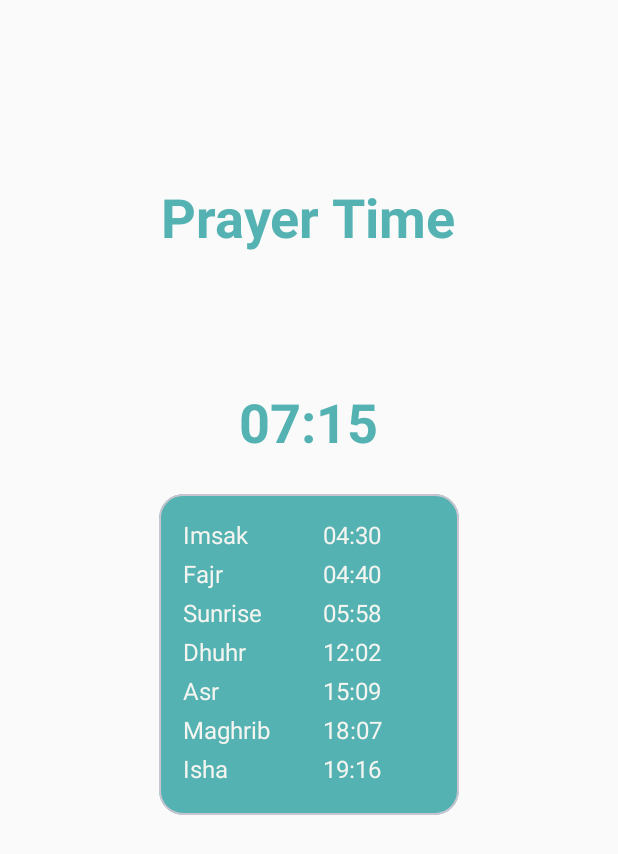
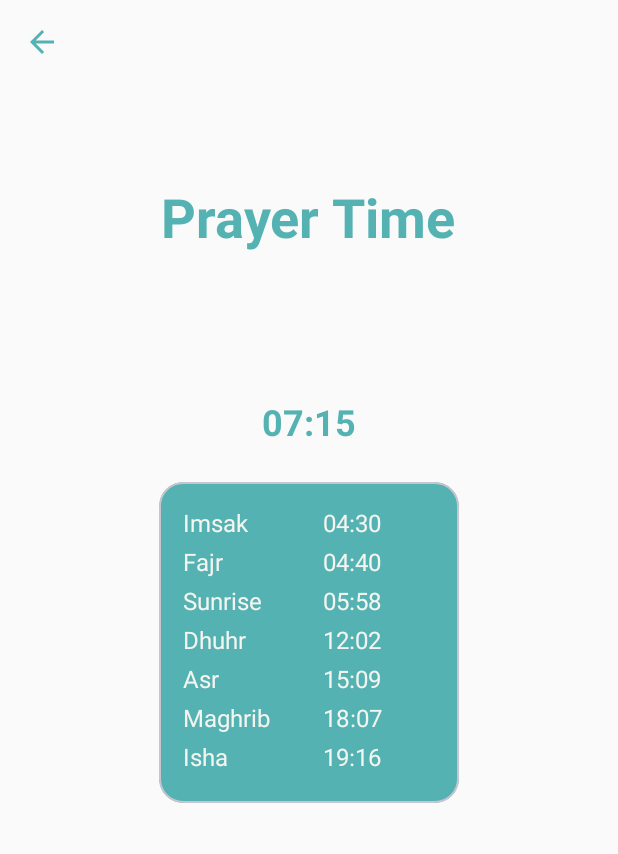
Before and after one commit to hightechif/android-moeslim-buddy, an Android app: the PrayerTimeActivity screen opened directly, with no data from a screen before it, on a phone screen of 412 x 824 dp. Shown: the top 854 px of the screen. Run offline under Robolectric (Android 15) with nearby library versions, the phone set to English and light mode, and no system bars.

Commit message:
FEAT: Setup back navigation

```diff
--- a/app/src/main/java/com/oppo/moeslimbuddy/ui/mosque/NearMosquesActivity.kt
+++ b/app/src/main/java/com/oppo/moeslimbuddy/ui/mosque/NearMosquesActivity.kt
@@ -23,7 +23,9 @@ class NearMosquesActivity : BaseActivity() {
     }
 
     override fun setupListener() {
-
+        binding.btnBack.setOnClickListener {
+            onBackPressedDispatcher.onBackPressed()
+        }
     }
 
     override fun setupObserver() {
--- a/app/src/main/java/com/oppo/moeslimbuddy/ui/prayertime/PrayerTimeActivity.kt
+++ b/app/src/main/java/com/oppo/moeslimbuddy/ui/prayertime/PrayerTimeActivity.kt
@@ -23,7 +23,9 @@ class PrayerTimeActivity : BaseActivity() {
     }
 
     override fun setupListener() {
-
+        binding.btnBack.setOnClickListener {
+            onBackPressedDispatcher.onBackPressed()
+        }
     }
 
     override fun setupObserver() {
--- a/app/src/main/java/com/oppo/moeslimbuddy/ui/qibla/QiblaActivity.kt
+++ b/app/src/main/java/com/oppo/moeslimbuddy/ui/qibla/QiblaActivity.kt
@@ -33,7 +33,9 @@ class QiblaActivity : BaseActivity() {
     }
 
     override fun setupListener() {
-
+        binding.btnBack.setOnClickListener {
+            onBackPressedDispatcher.onBackPressed()
+        }
     }
 
     override fun setupObserver() {
--- /dev/null
+++ b/app/src/main/res/drawable/ic_back.xml
@@ -0,0 +1,5 @@
+<vector android:autoMirrored="true" android:height="24dp"
+    android:tint="#54B2B2" android:viewportHeight="24"
+    android:viewportWidth="24" android:width="24dp" xmlns:android="http://schemas.android.com/apk/res/android">
+    <path android:fillColor="@android:color/white" android:pathData="M20,11H7.83l5.59,-5.59L12,4l-8,8 8,8 1.41,-1.41L7.83,13H20v-2z"/>
+</vector>
--- a/app/src/main/res/layout/activity_prayer_time.xml
+++ b/app/src/main/res/layout/activity_prayer_time.xml
@@ -6,6 +6,13 @@
     android:layout_height="match_parent"
     android:background="@color/secondaryColor"
     tools:context=".ui.prayertime.PrayerTimeActivity">
+
+    <androidx.appcompat.widget.AppCompatImageView
+        android:id="@+id/btnBack"
+        android:layout_width="wrap_content"
+        android:layout_height="wrap_content"
+        android:layout_margin="@dimen/size_16dp"
+        android:src="@drawable/ic_back" />
 
     <androidx.appcompat.widget.AppCompatTextView
         style="@style/H1"
@@ -24,7 +31,7 @@
         android:orientation="vertical">
 
         <androidx.appcompat.widget.AppCompatTextView
-            style="@style/H1"
+            style="@style/H2"
             android:layout_width="wrap_content"
             android:layout_height="wrap_content"
             android:layout_gravity="center"
--- a/app/src/main/res/values/styles.xml
+++ b/app/src/main/res/values/styles.xml
@@ -12,6 +12,11 @@
         <item name="android:textStyle">bold</item>
     </style>
 
+    <style name="H2" parent="moeslimStyle">
+        <item name="android:textSize">@dimen/text_24sp</item>
+        <item name="android:textStyle">bold</item>
+    </style>
+
     <style name="B3" parent="moeslimStyle">
         <item name="android:textSize">@dimen/text_16sp</item>
     </style>
```
Also changed, not shown: app/src/main/res/layout/activity_near_mosques.xml (+7 -0 lines), app/src/main/res/layout/activity_qibla.xml (+8 -1 lines).
